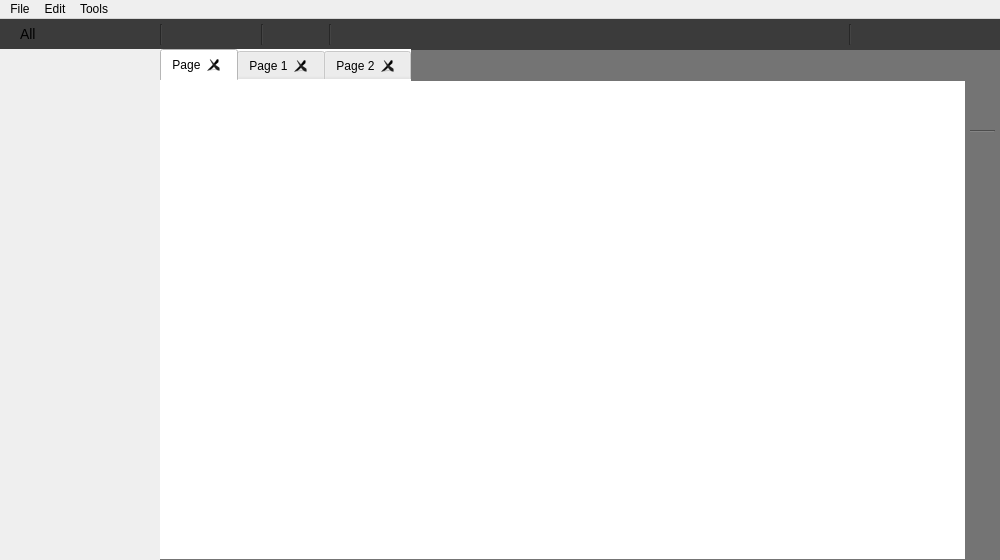
First picture: the form in Update/Logic_Gate_Simulator/Dialogs/dlg_home.ui, repository ElliotHarding/Logic-Gate-Simulator, before the edit.
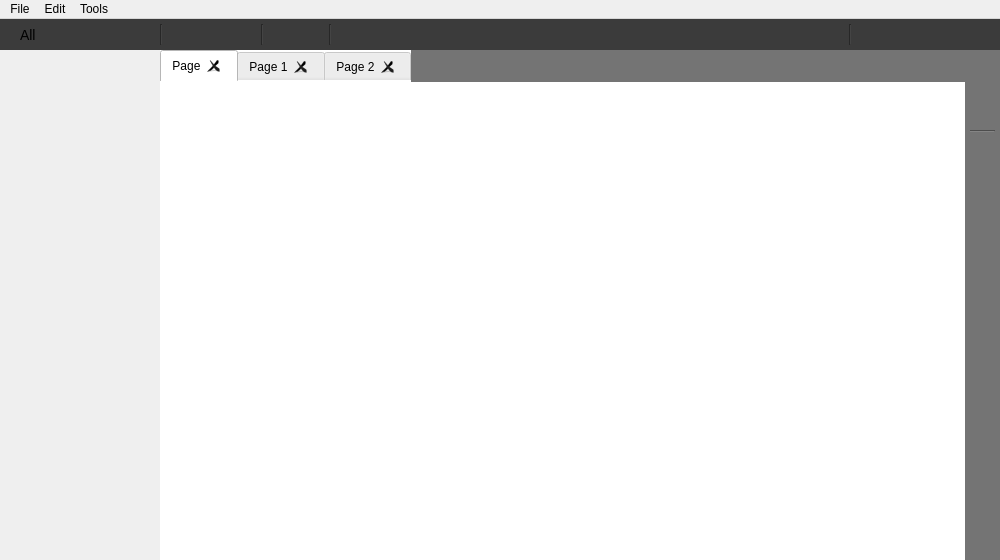
Second picture: the form after the edit. Icons and pictures are not drawn.

```diff
--- a/Update/Logic_Gate_Simulator/Dialogs/dlg_home.ui
+++ b/Update/Logic_Gate_Simulator/Dialogs/dlg_home.ui
@@ -39,7 +39,7 @@
     <property name="geometry">
      <rect>
       <x>160</x>
-      <y>30</y>
+      <y>31</y>
       <width>805</width>
       <height>510</height>
      </rect>
@@ -642,7 +642,7 @@
       <x>0</x>
       <y>0</y>
       <width>160</width>
-      <height>30</height>
+      <height>31</height>
      </rect>
     </property>
     <property name="sizePolicy">
```
